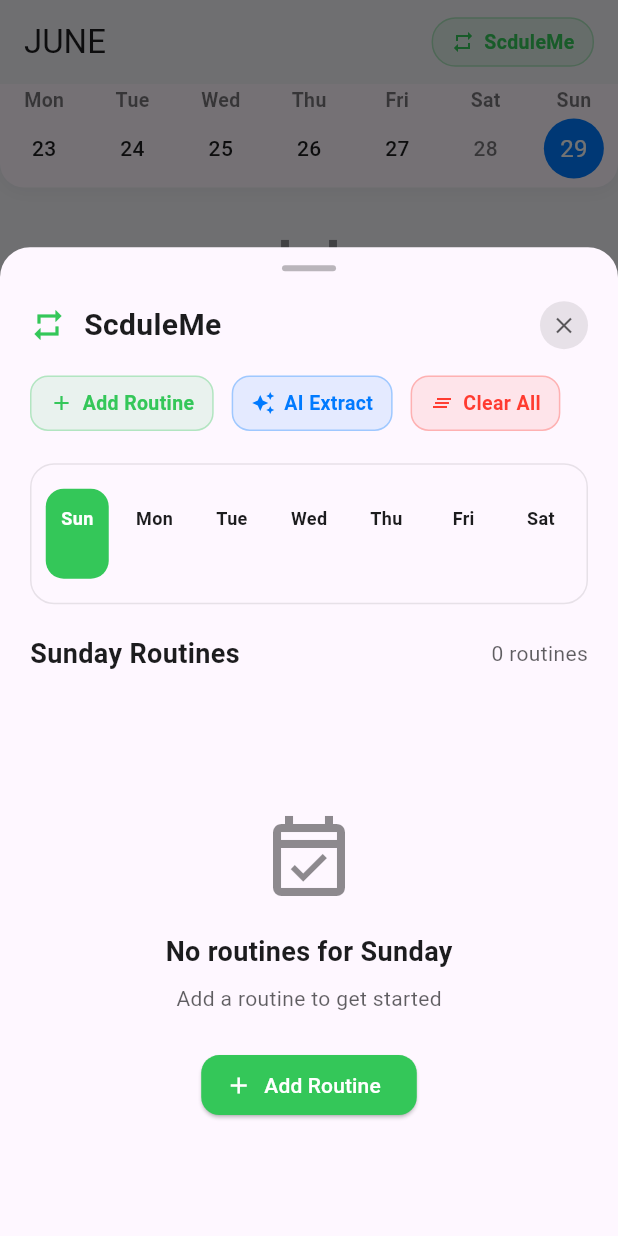
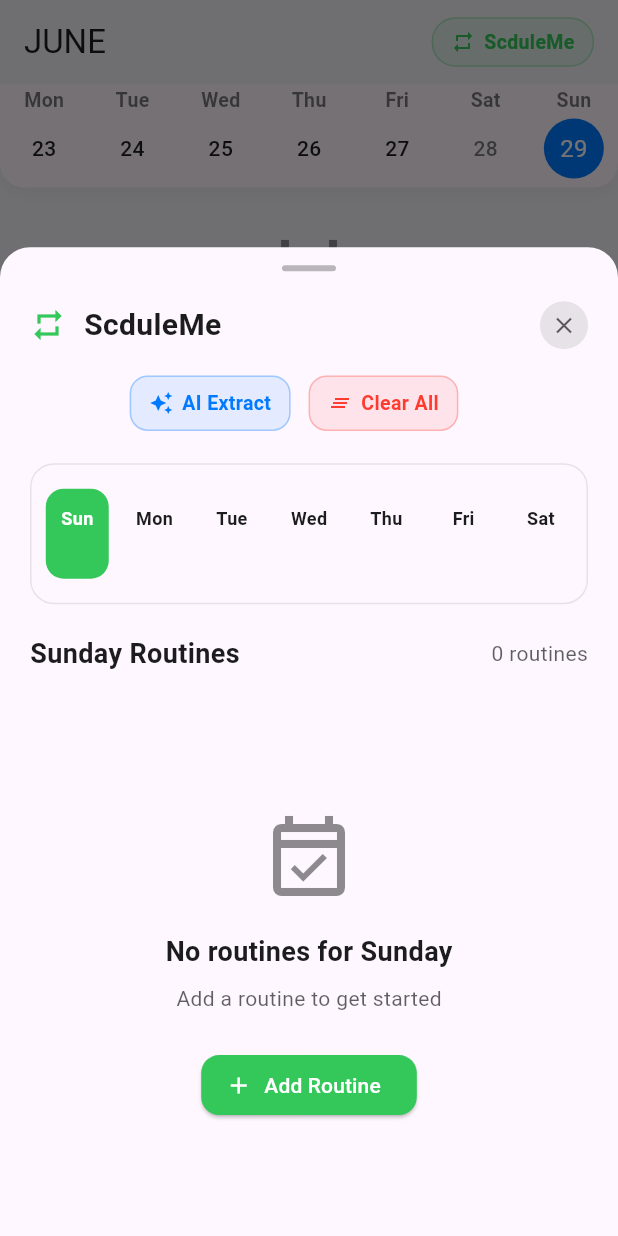
Before and after one commit to axttt243567/ScduleME, a Flutter app: the screen it shows after launch, after a tap on "ScduleMe", on a phone screen of 412 x 824 dp. Run offline on Flutter 3.47's test engine with Material 3 defaults, Android fonts, the phone set to English and light mode, and no system bars; drawn by our look-alikes of table_calendar; our stand-ins replace flutter_dotenv, image_picker, shared_preferences, sqflite; accounts and stored records are empty.

Commit message:
Remove Add Routine chip from ScduleMe bottom sheet
- Removed redundant Add Routine chip from quick actions
- Kept AI Extract and Clear All chips
- Cleaner interface with users can still add routines via empty state button

```diff
--- a/lib/main.dart
+++ b/lib/main.dart
@@ -914,54 +914,6 @@
 
                                   // Show normal chips only when not in selection mode
                                   if (!isSelectionMode) ...[
-                                    // Add Routine Chip
-                                    GestureDetector(
-                                      onTap:
-                                          () => _showAddRoutineBottomSheet(
-                                            context,
-                                          ),
-                                      child: Container(
-                                        padding: const EdgeInsets.symmetric(
-                                          horizontal: 12,
-                                          vertical: 8,
-                                        ),
-                                        decoration: BoxDecoration(
-                                          color: const Color(
-                                            0xFF34C759,
-                                          ).withOpacity(0.1),
-                                          borderRadius: BorderRadius.circular(
-                                            12,
-                                          ),
-                                          border: Border.all(
-                                            color: const Color(
-                                              0xFF34C759,
-                                            ).withOpacity(0.3),
-                                            width: 1,
-                                          ),
-                                        ),
-                                        child: Row(
-                                          mainAxisSize: MainAxisSize.min,
-                                          children: [
-                                            Icon(
-                                              Icons.add,
-                                              size: 16,
-                                              color: const Color(0xFF34C759),
-                                            ),
-                                            const SizedBox(width: 6),
-                                            Text(
-                                              'Add Routine',
-                                              style: TextStyle(
-                                                fontSize: 13,
-                                                fontWeight: FontWeight.w600,
-                                                color: const Color(0xFF34C759),
-                                              ),
-                                            ),
-                                          ],
-                                        ),
-                                      ),
-                                    ),
-                                    const SizedBox(width: 12),
-
                                     // AI Chip
                                     GestureDetector(
                                       onTap: () => _showAIBottomSheet(context),
```
